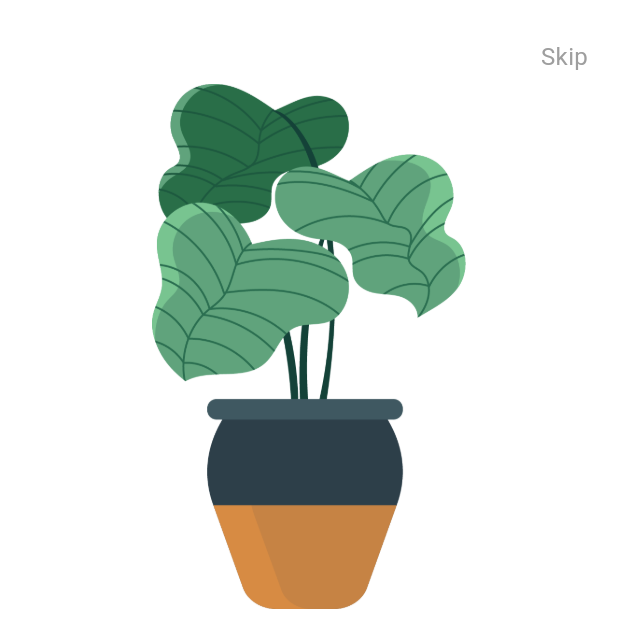
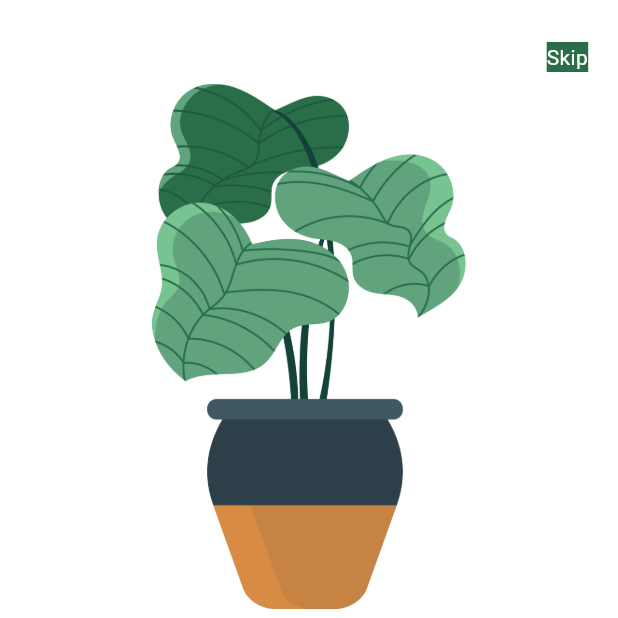
Before and after one commit to AsadullahSamo/green-thumb, a Flutter app: the screen it shows after launch, on a phone screen of 412 x 824 dp, the top half of it. Run offline on Flutter 3.47's test engine with Material 3 defaults, Android fonts, the phone set to English and light mode, and no system bars; our stand-ins replace animated_bottom_navigation_bar, cloud_firestore, firebase_auth, firebase_core, firebase_storage, fluttertoast and 1 more; accounts and stored records are empty.

Commit message:
change the app title

```diff
--- a/lib/main.dart
+++ b/lib/main.dart
@@ -29,7 +29,7 @@ class MyApp extends StatelessWidget {
   @override
   Widget build(BuildContext context) {
     return const MaterialApp(
-      title: 'Onboarding Screen',
+      title: 'Green Thumb',
       home: OnboardingScreen(),
       debugShowCheckedModeBanner: false,
     );
--- a/lib/ui/onboarding_screen.dart
+++ b/lib/ui/onboarding_screen.dart
@@ -28,13 +28,13 @@ class _OnboardingScreenState extends State<OnboardingScreen> {
                 Navigator.pushReplacement(
                     context, MaterialPageRoute(builder: (_) => const SignIn()));
               }, //to login screen. We will update later
-              child: const Text(
+              child: Text(
                 'Skip',
                 style: TextStyle(
-                  color: Colors.grey,
-                  fontSize: 16.0,
-                  fontWeight: FontWeight.w400,
-                ),
+                  color: Colors.white,
+                  backgroundColor: Constants.primaryColor,
+                )
+
               ),
             ),
           )
```
